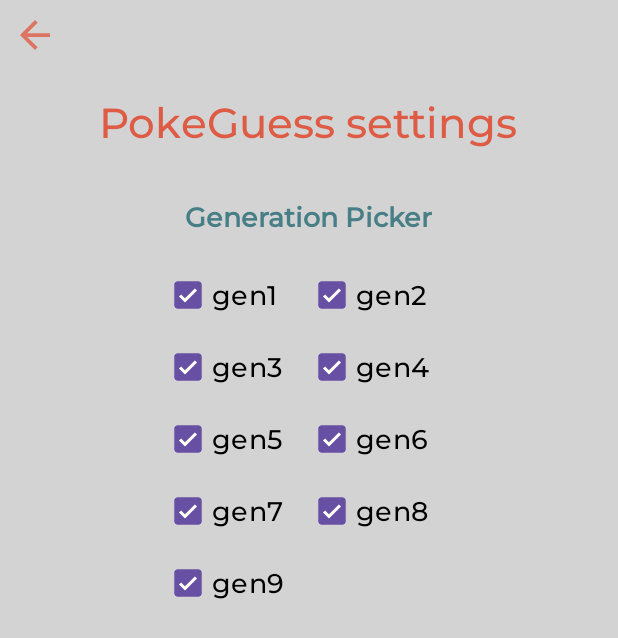
After one commit to DevSpagette/pokeguess-ui, an Android app: the SettingsActivity screen opened directly, with no data from a screen before it, on a phone screen of 412 x 824 dp. The commit adds this screen. Shown: the top 638 px of the screen. Run offline under Robolectric (Android 15) with nearby library versions, the phone set to English and light mode, and no system bars; pictures from the network do not load; 1 statement that could not run was skipped.

Commit message:
Implemented gen selector

```diff
--- a/app/src/main/AndroidManifest.xml
+++ b/app/src/main/AndroidManifest.xml
@@ -25,6 +25,9 @@
             android:name=".LeaderboardActivity"
             android:exported="false" />
         <activity
+            android:name=".SettingsActivity"
+            android:exported="false" />
+        <activity
             android:name=".MainActivity"
             android:exported="true"
             android:screenOrientation="portrait">
--- a/app/src/main/java/com/project/pokeguess/ChallengeActivity.kt
+++ b/app/src/main/java/com/project/pokeguess/ChallengeActivity.kt
@@ -175,7 +175,7 @@
         val pokemonImageView = findViewById<ImageView>(R.id.pokemonImageView)
         val inputPokemon = findViewById<EditText>(R.id.pokemonEditText)
 
-        rng = (1..GLOBAL.MAX).random()
+        rng = GLOBAL.generateRandomNumber()
         val imageUrl = "$apiUrl/obf_sprite/$rng"
         runOnUiThread {
             inputPokemon.setText("")
--- a/app/src/main/java/com/project/pokeguess/LeaderboardActivity.kt
+++ b/app/src/main/java/com/project/pokeguess/LeaderboardActivity.kt
@@ -37,7 +37,7 @@
 
         // array headers
         for (titleText in columnTitles) {
-            val title = TextView(this)
+            val title = TextView(this,  null, 0, R.style.DefaultTextStyle)
             title.text = titleText
             title.setTextColor(Color.BLACK)
             title.background = ContextCompat.getDrawable(this, R.drawable.table_row_background)
@@ -67,7 +67,7 @@
                         listOf(entry.rank.toString(), entry.name, entry.score.toString())
 
                     for (text in cellTexts) {
-                        val cell = TextView(this@LeaderboardActivity)
+                        val cell = TextView(this@LeaderboardActivity,  null, 0, R.style.DefaultTextStyle)
                         cell.text = text
                         cell.setTextColor(Color.BLACK)
                         cell.background = ContextCompat.getDrawable(
@@ -81,6 +81,8 @@
                         val params = TableRow.LayoutParams(TableRow.LayoutParams.WRAP_CONTENT)
                         cell.layoutParams = params
                         cell.setPadding(16, 16, 16, 16)
+                        cell.textSize = 15F
+                        cell.setTypeface(null, Typeface.NORMAL)
                         row.addView(cell)
                     }
 
--- /dev/null
+++ b/app/src/main/java/com/project/pokeguess/SettingsActivity.kt
@@ -0,0 +1,69 @@
+package com.project.pokeguess
+
+import android.content.Context
+import android.content.Intent
+import android.os.Bundle
+import android.widget.CheckBox
+import android.widget.ImageButton
+import androidx.appcompat.app.AppCompatActivity
+
+class SettingsActivity : AppCompatActivity() {
+    override fun onCreate(savedInstanceState: Bundle?) {
+        super.onCreate(savedInstanceState)
+        setContentView(R.layout.activity_settings)
+
+        val sharedPreferences = getSharedPreferences("AppSettings", Context.MODE_PRIVATE)
+
+        // Array of checkbox IDs
+        val checkBoxIds = intArrayOf(
+            R.id.generation1_checkbox,
+            R.id.generation2_checkbox,
+            R.id.generation3_checkbox,
+            R.id.generation4_checkbox,
+            R.id.generation5_checkbox,
+            R.id.generation6_checkbox,
+            R.id.generation7_checkbox,
+            R.id.generation8_checkbox,
+            R.id.generation9_checkbox,
+        )
+
+        val checkBoxes = mutableListOf<CheckBox>()
+
+        for (checkBoxId in checkBoxIds) {
+            val checkBox = findViewById<CheckBox>(checkBoxId)
+            val generation = checkBox.text.toString()
+
+            // Get the stored value or use the default
+            val isChecked = sharedPreferences.getBoolean(generation, true)
+            checkBox.isChecked = isChecked
+            checkBoxes.add(checkBox)
+
+            checkBox.setOnCheckedChangeListener { _, isChecked ->
+                val checkedCheckboxes = checkBoxes.filter { it.isChecked }
+                val generation = checkBox.text.toString()
+
+                if (isChecked) {
+                    // Update the SharedPreferences with the new state
+                    sharedPreferences.edit().putBoolean(generation, true).apply()
+                } else {
+                    // Ensure at least one generation is selected
+                    if (checkedCheckboxes.isEmpty()) {
+                        // Prevent unchecking if only one is checked
+                        checkBox.isChecked = true
+                    } else {
+                        // Update the SharedPreferences with the new state
+                        sharedPreferences.edit().putBoolean(generation, false).apply()
+                    }
+                }
+            }
+        }
+
+        // Back to the main activity button
+        val backButton = findViewById<ImageButton>(R.id.back_to_main_button)
+        backButton.setOnClickListener {
+            val intent = Intent(this, MainActivity::class.java)
+            startActivity(intent)
+        }
+
+    }
+}
--- a/app/src/main/res/drawable/table_row_background.xml
+++ b/app/src/main/res/drawable/table_row_background.xml
@@ -1,6 +1,8 @@
 <?xml version="1.0" encoding="utf-8"?>
 <layer-list
-    xmlns:android="http://schemas.android.com/apk/res/android">
+    xmlns:android="http://schemas.android.com/apk/res/android"
+    style="@style/DefaultTextStyle"
+    >
     <!-- Background color -->
     <item android:drawable="@color/silver" />
     <!-- Top border -->
--- a/app/src/main/res/layout/activity_leaderboard.xml
+++ b/app/src/main/res/layout/activity_leaderboard.xml
@@ -45,7 +45,6 @@
 
         <TableLayout
             android:id="@+id/leaderboard_table"
-            style="@style/DefaultTextStyle"
             android:layout_width="wrap_content"
             android:layout_height="wrap_content"
             android:layout_gravity="center_horizontal">
--- /dev/null
+++ b/app/src/main/res/layout/activity_settings.xml
@@ -0,0 +1,134 @@
+<?xml version="1.0" encoding="utf-8"?>
+<RelativeLayout xmlns:android="http://schemas.android.com/apk/res/android"
+    android:layout_width="match_parent"
+    android:layout_height="match_parent"
+    android:background="@color/silver">
+
+    <ImageButton
+        android:id="@+id/back_to_main_button"
+        android:layout_width="46dp"
+        android:layout_height="46dp"
+        android:layout_alignParentStart="true"
+        android:layout_alignParentTop="true"
+        android:background="@android:color/transparent"
+        android:src="@drawable/ic_arrow_back" />
+
+    <TextView
+        android:id="@+id/settings_title"
+        style="@style/TitleTextStyle"
+        android:layout_width="wrap_content"
+        android:layout_height="wrap_content"
+        android:layout_below="@id/back_to_main_button"
+        android:layout_centerHorizontal="true"
+        android:layout_marginTop="16dp"
+        android:text="@string/settings_title" />
+
+    <TextView
+        android:id="@+id/settings_generationPicker_textView"
+        style="@style/SubtitleTextStyle"
+        android:layout_width="wrap_content"
+        android:layout_height="wrap_content"
+        android:layout_below="@id/settings_title"
+        android:layout_centerHorizontal="true"
+        android:layout_marginTop="32dp"
+        android:text="Generation Picker"
+        android:textSize="18sp"
+        android:textStyle="bold" />
+
+    <TableLayout
+        android:layout_width="wrap_content"
+        android:layout_height="wrap_content"
+        android:layout_below="@id/settings_generationPicker_textView"
+        android:layout_centerInParent="true"
+        android:layout_marginTop="16dp">
+
+        <!-- Row 1 -->
+        <TableRow>
+
+            <CheckBox
+                android:id="@+id/generation1_checkbox"
+                style="@style/DefaultTextStyle"
+                android:layout_width="wrap_content"
+                android:layout_height="wrap_content"
+                android:layout_marginEnd="16dp"
+                android:text="gen1" />
+
+            <CheckBox
+                android:id="@+id/generation2_checkbox"
+                style="@style/DefaultTextStyle"
+                android:layout_width="wrap_content"
+                android:layout_height="wrap_content"
+                android:text="gen2" />
+        </TableRow>
+
+        <!-- Row 2 -->
+        <TableRow>
+
+            <CheckBox
+                android:id="@+id/generation3_checkbox"
+                style="@style/DefaultTextStyle"
+                android:layout_width="wrap_content"
+                android:layout_height="wrap_content"
+                android:layout_marginEnd="16dp"
+                android:text="gen3" />
+
+            <CheckBox
+                android:id="@+id/generation4_checkbox"
+                style="@style/DefaultTextStyle"
+                android:layout_width="wrap_content"
+                android:layout_height="wrap_content"
+                android:text="gen4" />
+        </TableRow>
+
+        <!-- Row 3 -->
+        <TableRow>
+
+            <CheckBox
+                android:id="@+id/generation5_checkbox"
+                style="@style/DefaultTextStyle"
+                android:layout_width="wrap_content"
+                android:layout_height="wrap_content"
+                android:layout_marginEnd="16dp"
+                android:text="gen5" />
+
+            <CheckBox
+                android:id="@+id/generation6_checkbox"
+                style="@style/DefaultTextStyle"
+                android:layout_width="wrap_content"
+                android:layout_height="wrap_content"
+                android:text="gen6" />
+        </TableRow>
+
+        <!-- Row 4 -->
+        <TableRow>
+
+            <CheckBox
+                android:id="@+id/generation7_checkbox"
+                style="@style/DefaultTextStyle"
+                android:layout_width="wrap_content"
+                android:layout_height="wrap_content"
+                android:layout_marginEnd="16dp"
+                android:text="gen7" />
+
+            <CheckBox
+                android:id="@+id/generation8_checkbox"
+                style="@style/DefaultTextStyle"
+                android:layout_width="wrap_content"
+                android:layout_height="wrap_content"
+                android:layout_marginEnd="16dp"
+                android:text="gen8" />
+        </TableRow>
+
+        <!-- Row 5 -->
+        <TableRow>
+
+            <CheckBox
+                android:id="@+id/generation9_checkbox"
+                style="@style/DefaultTextStyle"
+                android:layout_width="wrap_content"
+                android:layout_height="wrap_content"
+                android:text="gen9" />
+        </TableRow>
+    </TableLayout>
+
+</RelativeLayout>
--- a/app/src/main/res/values/strings.xml
+++ b/app/src/main/res/values/strings.xml
@@ -15,6 +15,7 @@
     <!-- marathon mode -->
     <string name="menu_page_challenge_button">Challenge</string>
     <string name="menu_page_leaderboard_button">Leaderboard</string>
+    <string name="menu_page_settings_button">Settings</string>
     <string name="menu_page_quit_button">Quit</string>
     <string name="menu_page_credits">Made by Ahmed MOUSSA &amp; Kévin LEGENDRE</string>
 
@@ -45,4 +46,10 @@
     <string name="leaderboard_player_score">Score:</string>
     <string name="leaderboard_player_rank">Rank:</string>
 
+    <!--===============-->
+    <!-- Settings page -->
+    <!--===============-->
+    <string name="settings_title">PokeGuess settings</string>
+
+
 </resources>
```
Also changed, not shown: app/src/main/java/com/project/pokeguess/MainActivity.kt (+125 -33 lines), app/src/main/res/layout/activity_main.xml (+10 -0 lines).
